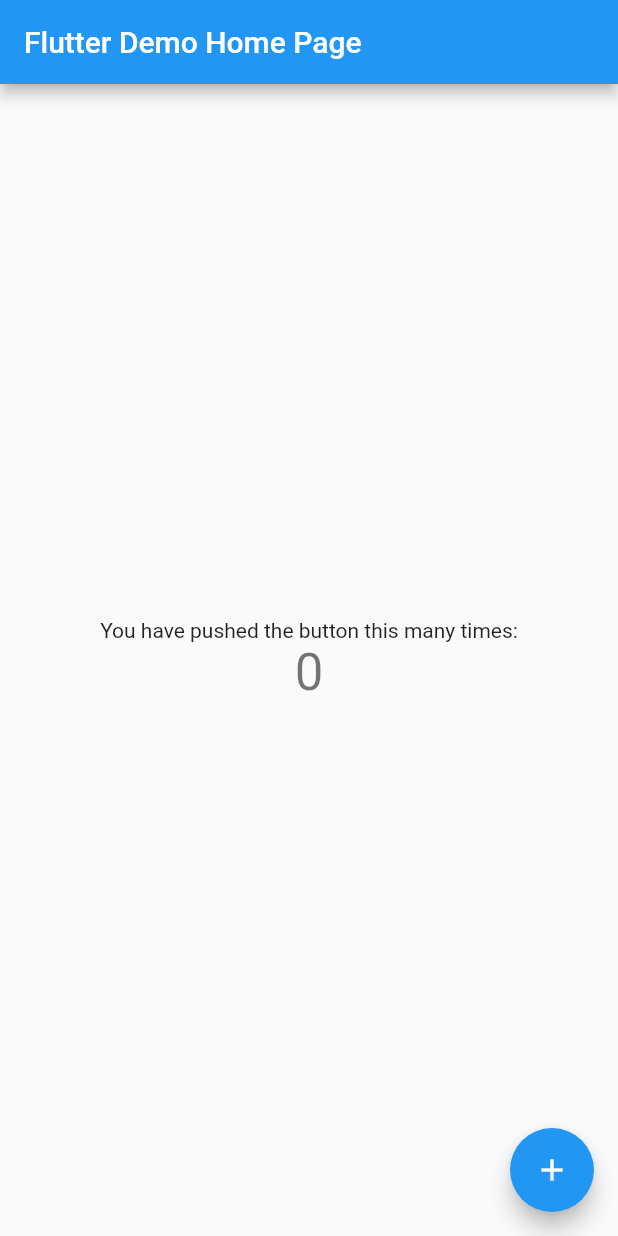
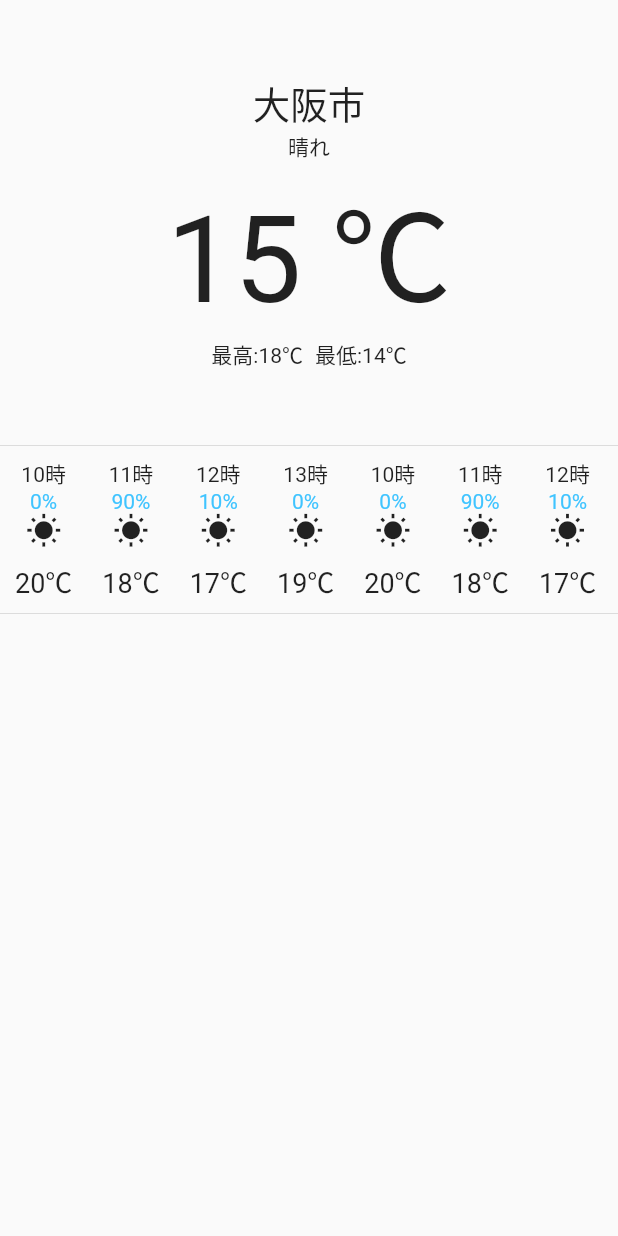
Before and after one commit to yuusi0814/flutter_weather, a Flutter app: the screen it shows after launch, on a phone screen of 412 x 824 dp. Run offline on Flutter 3.47's test engine with Material 2 defaults, Android fonts, the phone set to English and light mode, and no system bars.

Commit message:
[add]メイン画面を作成

```diff
--- a/lib/main.dart
+++ b/lib/main.dart
@@ -1,4 +1,6 @@
 import 'package:flutter/material.dart';
+import 'package:flutter_weather/top_page.dart';
+import 'package:flutter_weather/weather.dart';
 
 void main() {
   runApp(const MyApp());
@@ -7,109 +9,29 @@
 class MyApp extends StatelessWidget {
   const MyApp({super.key});
 
-  // This widget is the root of your application.
   @override
   Widget build(BuildContext context) {
     return MaterialApp(
+      debugShowCheckedModeBanner: false,
       title: 'Flutter Demo',
       theme: ThemeData(
-        // This is the theme of your application.
-        //
-        // Try running your application with "flutter run". You'll see the
-        // application has a blue toolbar. Then, without quitting the app, try
-        // changing the primarySwatch below to Colors.green and then invoke
-        // "hot reload" (press "r" in the console where you ran "flutter run",
-        // or simply save your changes to "hot reload" in a Flutter IDE).
-        // Notice that the counter didn't reset back to zero; the application
-        // is not restarted.
         primarySwatch: Colors.blue,
       ),
-      home: const MyHomePage(title: 'Flutter Demo Home Page'),
+      home: TopPage(),
     );
   }
 }
 
-class MyHomePage extends StatefulWidget {
-  const MyHomePage({super.key, required this.title});
+//todo 日毎の天気を表示
+//todo 郵便番号検索のUIを作成
 
-  // This widget is the home page of your application. It is stateful, meaning
-  // that it has a State object (defined below) that contains fields that affect
-  // how it looks.
-
-  // This class is the configuration for the state. It holds the values (in this
-  // case the title) provided by the parent (in this case the App widget) and
-  // used by the build method of the State. Fields in a Widget subclass are
-  // always marked "final".
-
-  final String title;
-
-  @override
-  State<MyHomePage> createState() => _MyHomePageState();
-}
-
-class _MyHomePageState extends State<MyHomePage> {
-  int _counter = 0;
-
-  void _incrementCounter() {
-    setState(() {
-      // This call to setState tells the Flutter framework that something has
-      // changed in this State, which causes it to rerun the build method below
-      // so that the display can reflect the updated values. If we changed
-      // _counter without calling setState(), then the build method would not be
-      // called again, and so nothing would appear to happen.
-      _counter++;
-    });
-  }
-
-  @override
-  Widget build(BuildContext context) {
-    // This method is rerun every time setState is called, for instance as done
-    // by the _incrementCounter method above.
-    //
-    // The Flutter framework has been optimized to make rerunning build methods
-    // fast, so that you can just rebuild anything that needs updating rather
-    // than having to individually change instances of widgets.
-    return Scaffold(
-      appBar: AppBar(
-        // Here we take the value from the MyHomePage object that was created by
-        // the App.build method, and use it to set our appbar title.
-        title: Text(widget.title),
-      ),
-      body: Center(
-        // Center is a layout widget. It takes a single child and positions it
-        // in the middle of the parent.
-        child: Column(
-          // Column is also a layout widget. It takes a list of children and
-          // arranges them vertically. By default, it sizes itself to fit its
-          // children horizontally, and tries to be as tall as its parent.
-          //
-          // Invoke "debug painting" (press "p" in the console, choose the
-          // "Toggle Debug Paint" action from the Flutter Inspector in Android
-          // Studio, or the "Toggle Debug Paint" command in Visual Studio Code)
-          // to see the wireframe for each widget.
-          //
-          // Column has various properties to control how it sizes itself and
-          // how it positions its children. Here we use mainAxisAlignment to
-          // center the children vertically; the main axis here is the vertical
-          // axis because Columns are vertical (the cross axis would be
-          // horizontal).
-          mainAxisAlignment: MainAxisAlignment.center,
-          children: <Widget>[
-            const Text(
-              'You have pushed the button this many times:',
-            ),
-            Text(
-              '$_counter',
-              style: Theme.of(context).textTheme.headlineMedium,
-            ),
-          ],
-        ),
-      ),
-      floatingActionButton: FloatingActionButton(
-        onPressed: _incrementCounter,
-        tooltip: 'Increment',
-        child: const Icon(Icons.add),
-      ), // This trailing comma makes auto-formatting nicer for build methods.
-    );
-  }
-}
+//todo 郵便番号から住所を取得
+//todo 郵便番号検索APIをdartで実施
+//todo 検索時に郵便番号から住所を取得・表示
+//todo 検索欄への入力内容に間違いがある際にエラー表示
+//todo 現在の天気情報を取得
+//todo 取得した情報から現在の天気情報を表示
+//todo 1時間ごとの天気情報を取得
+//todo 取得した情報から1時間ごとの天気情報を表示
+//todo 日毎の天気情報を取得
+//todo 取得した情報から日毎の天気情報を表示
--- /dev/null
+++ b/lib/top_page.dart
@@ -0,0 +1,162 @@
+import 'package:flutter/material.dart';
+import 'package:flutter_weather/weather.dart';
+import 'package:intl/intl.dart';
+
+class TopPage extends StatefulWidget {
+  const TopPage({Key? key}) : super(key: key);
+
+  @override
+  State<TopPage> createState() => _TopPageState();
+}
+
+class _TopPageState extends State<TopPage> {
+  Weather currentWeather =
+      Weather(temp: 15, description: '晴れ', tempMax: 18, tempMin: 14);
+  List<Weather> hourlyWeather = [
+    Weather(
+        temp: 20,
+        description: '晴れ',
+        time: DateTime(2021, 10, 1, 10),
+        rainyPercent: 0),
+    Weather(
+        temp: 18,
+        description: '雨',
+        time: DateTime(2021, 10, 1, 11),
+        rainyPercent: 90),
+    Weather(
+        temp: 17,
+        description: '曇り',
+        time: DateTime(2021, 10, 1, 12),
+        rainyPercent: 10),
+    Weather(
+        temp: 19,
+        description: '晴れ',
+        time: DateTime(2021, 10, 1, 13),
+        rainyPercent: 0),
+    Weather(
+        temp: 20,
+        description: '晴れ',
+        time: DateTime(2021, 10, 1, 10),
+        rainyPercent: 0),
+    Weather(
+        temp: 18,
+        description: '雨',
+        time: DateTime(2021, 10, 1, 11),
+        rainyPercent: 90),
+    Weather(
+        temp: 17,
+        description: '曇り',
+        time: DateTime(2021, 10, 1, 12),
+        rainyPercent: 10),
+    Weather(
+        temp: 19,
+        description: '晴れ',
+        time: DateTime(2021, 10, 1, 13),
+        rainyPercent: 0),
+    Weather(
+        temp: 20,
+        description: '晴れ',
+        time: DateTime(2021, 10, 1, 10),
+        rainyPercent: 0),
+    Weather(
+        temp: 18,
+        description: '雨',
+        time: DateTime(2021, 10, 1, 11),
+        rainyPercent: 90),
+    Weather(
+        temp: 17,
+        description: '曇り',
+        time: DateTime(2021, 10, 1, 12),
+        rainyPercent: 10),
+    Weather(
+        temp: 19,
+        description: '晴れ',
+        time: DateTime(2021, 10, 1, 13),
+        rainyPercent: 0),
+    Weather(
+        temp: 20,
+        description: '晴れ',
+        time: DateTime(2021, 10, 1, 10),
+        rainyPercent: 0),
+    Weather(
+        temp: 18,
+        description: '雨',
+        time: DateTime(2021, 10, 1, 11),
+        rainyPercent: 90),
+    Weather(
+        temp: 17,
+        description: '曇り',
+        time: DateTime(2021, 10, 1, 12),
+        rainyPercent: 10),
+    Weather(
+        temp: 19,
+        description: '晴れ',
+        time: DateTime(2021, 10, 1, 13),
+        rainyPercent: 0),
+  ];
+
+  @override
+  Widget build(BuildContext context) {
+    return Scaffold(
+      body: SafeArea(
+        child: Column(
+          children: [
+            SizedBox(height: 50),
+            Text("大阪市", style: TextStyle(fontSize: 25)),
+            Text(currentWeather.description!),
+            Text('${currentWeather.temp!} ℃', style: TextStyle(fontSize: 80)),
+            Row(
+              mainAxisAlignment: MainAxisAlignment.center,
+              children: [
+                Padding(
+                  padding: const EdgeInsets.only(right: 8.0),
+                  child: Text('最高:${currentWeather.tempMax}℃'),
+                ),
+                Text('最低:${currentWeather.tempMin}℃'),
+              ],
+            ),
+            SizedBox(height: 50),
+            Divider(height: 0),
+            SingleChildScrollView(
+              scrollDirection: Axis.horizontal,
+              child: Row(
+                children: hourlyWeather.map((weather) {
+                  return Padding(
+                    padding: const EdgeInsets.symmetric(
+                      horizontal: 10.0,
+                      vertical: 8.0,
+                    ),
+                    child: Column(
+                      children: [
+                        Text('${DateFormat('H').format(weather.time!)}時'),
+                        Text(
+                          '${weather.rainyPercent}%',
+                          style: TextStyle(color: Colors.lightBlueAccent),
+                        ),
+                        Icon(Icons.wb_sunny_sharp),
+                        Padding(
+                          padding: const EdgeInsets.only(top: 8.0),
+                          child: Text('${weather.temp}℃',
+                              style: TextStyle(fontSize: 18)),
+                        )
+                      ],
+                    ),
+                  );
+                }).toList(),
+              ),
+            ),
+            Divider(height: 0),
+          ],
+        ),
+      ),
+    );
+  }
+}
+// children: [
+// Column(children: [
+// Text('${DateFormat('H').format(hourlyWeather[0].time!)}時'),
+// Text('${hourlyWeather[0].rainyPercent}%'),
+// Icon(Icons.wb_sunny_sharp),
+// Text('${hourlyWeather[0].temp}')
+// ]),
+// ],
--- /dev/null
+++ b/lib/weather.dart
@@ -0,0 +1,23 @@
+class Weather {
+  int? temp; //気温
+  int? tempMax; //最高気温
+  int? tempMin; //最低気温
+  String? description; //天気状態
+  double? lon; //緯度
+  double? lat; //軽度
+  String? icon; //天気情報のアイコン画像
+  DateTime? time; //日時
+  int? rainyPercent; //降水確率
+
+  Weather({
+    this.temp,
+    this.tempMax,
+    this.tempMin,
+    this.description,
+    this.lon,
+    this.lat,
+    this.icon,
+    this.time,
+    this.rainyPercent,
+  });
+}
--- a/pubspec.yaml
+++ b/pubspec.yaml
@@ -35,6 +35,7 @@
   # The following adds the Cupertino Icons font to your application.
   # Use with the CupertinoIcons class for iOS style icons.
   cupertino_icons: ^1.0.2
+  intl: ^0.18.0
 
 dev_dependencies:
   flutter_test:
```
Also changed, not shown: pubspec.lock.
